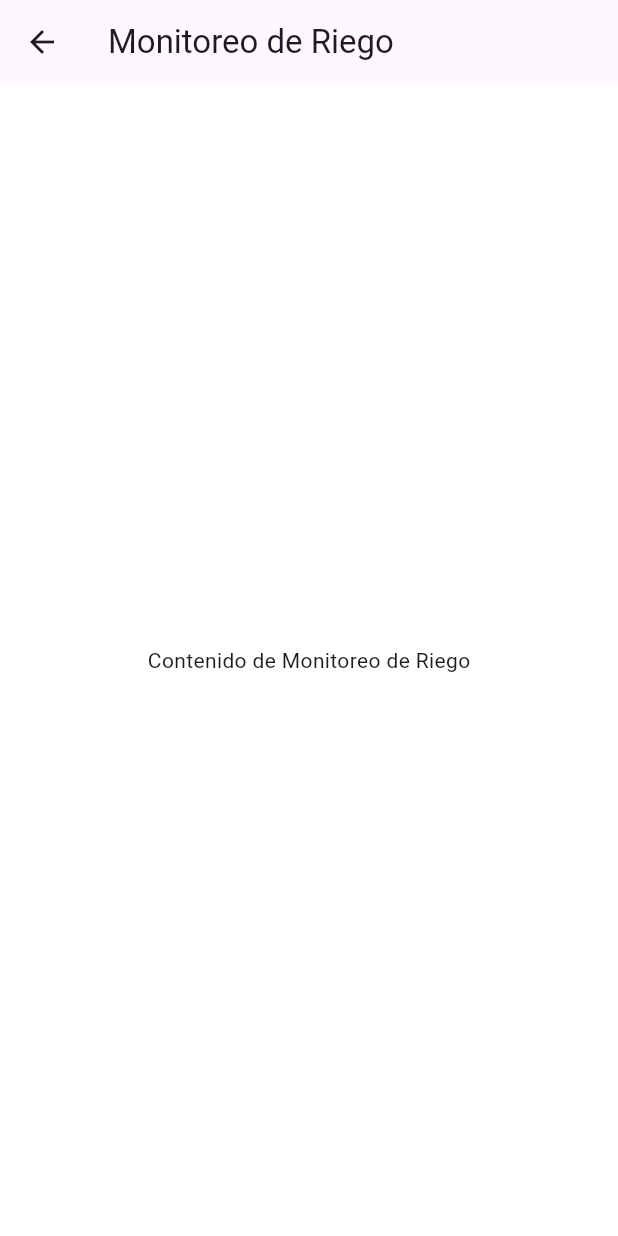
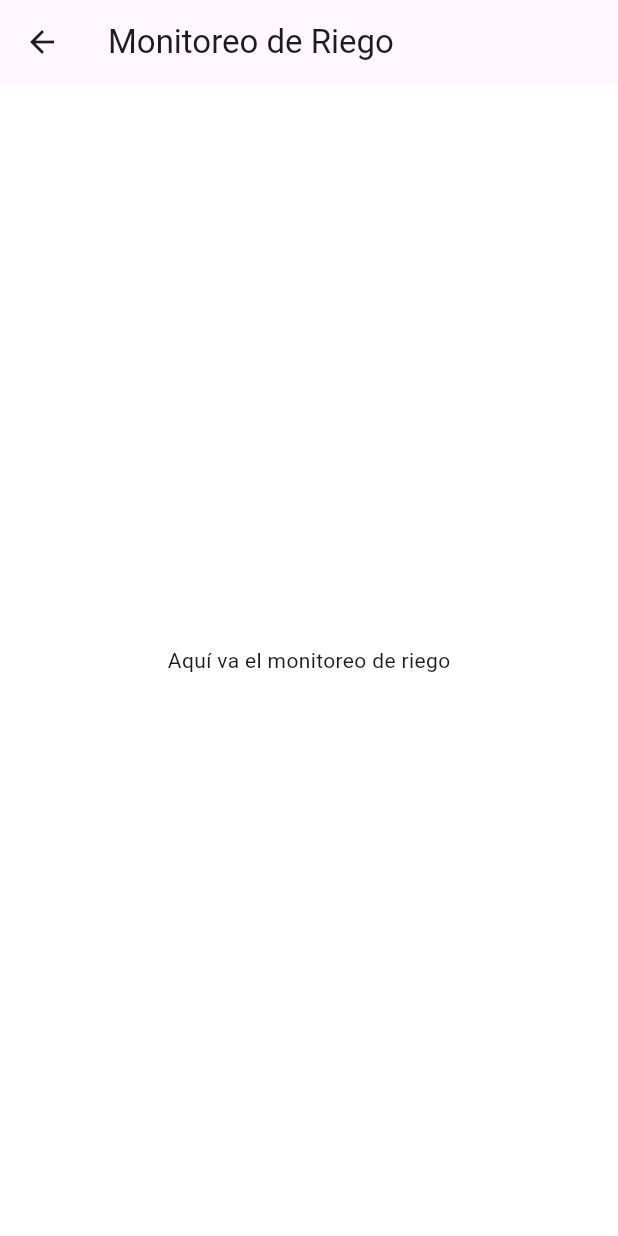
Before and after one commit to alek-777/AppMonitoreo, a Flutter app: the RiegoScreen screen opened by its route, on a phone screen of 412 x 824 dp. Run offline on Flutter 3.47's test engine with Material 3 defaults, Android fonts, the phone set to English and light mode, and no system bars.

Commit message:
Se cambió el texto

```diff
--- a/lib/main.dart
+++ b/lib/main.dart
@@ -112,7 +112,7 @@ class RiegoScreen extends StatelessWidget {
   Widget build(BuildContext context) {
     return Scaffold(
       appBar: AppBar(title: const Text('Monitoreo de Riego')),
-      body: const Center(child: Text('Contenido de Monitoreo de Riego')),
+      body: const Center(child: Text('Aquí va el monitoreo de riego')),
     );
   }
 }
```
